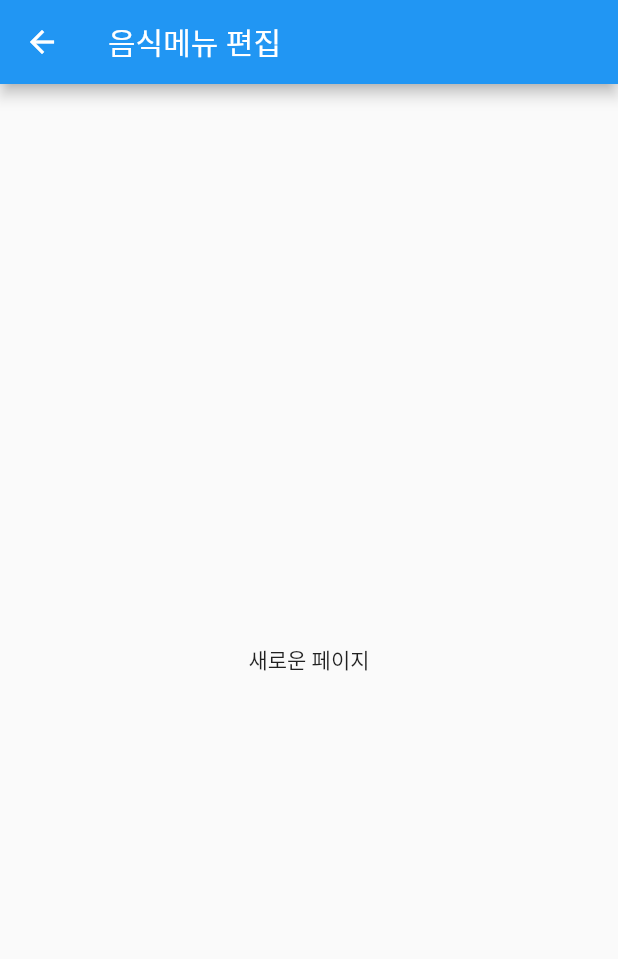
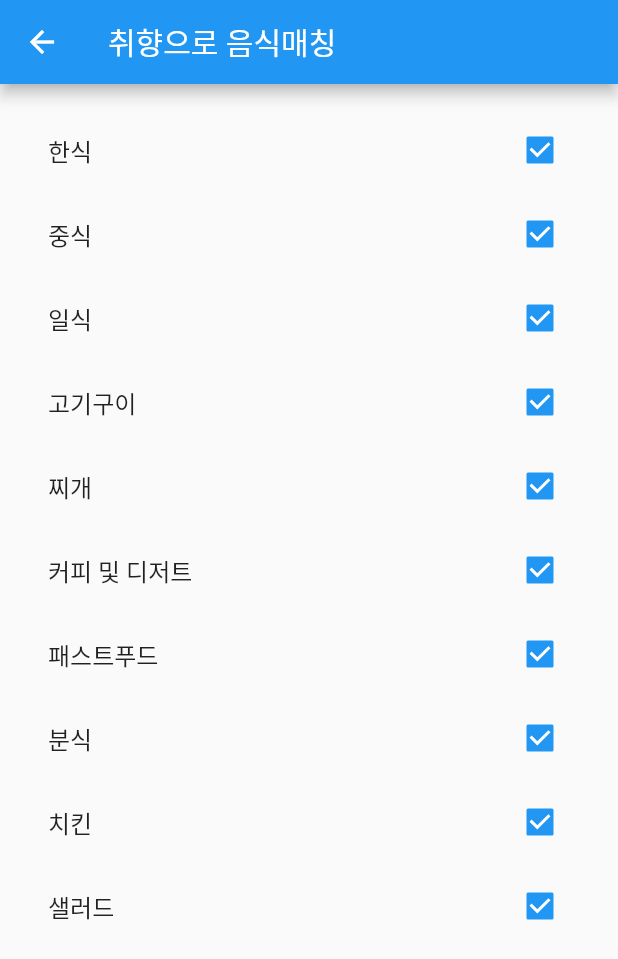
Before and after one commit to KangPuding/ProjectFood, a Flutter app: the ScissorPage screen opened directly, on a phone screen of 412 x 824 dp. Shown: the top 959 px of the screen. Run offline on Flutter 3.47's test engine with Material 2 defaults, Android fonts, the phone set to English and light mode, and no system bars; our stand-ins replace geolocator, google_maps_flutter, shared_preferences; accounts and stored records are empty.

Commit message:
수정 2

```diff
--- /dev/null
+++ b/lib/categories.dart
@@ -0,0 +1,12 @@
+Map<String, bool> categoriesData = {
+  '한식': true,
+  '중식': true,
+  '일식': true,
+  '고기구이': true,
+  '찌개': true,
+  '커피 및 디저트': true,
+  '패스트푸드': true,
+  '분식': true,
+  '치킨': true,
+  '샐러드': true,
+};
--- a/lib/scissor.dart
+++ b/lib/scissor.dart
@@ -1,14 +1,76 @@
 import 'package:flutter/material.dart';
+import 'package:shared_preferences/shared_preferences.dart';
 
-class ScissorPage extends StatelessWidget {
+Map<String, bool> categoriesData = {
+  '한식': true,
+  '중식': true,
+  '일식': true,
+  '고기구이': true,
+  '찌개': true,
+  '커피 및 디저트': true,
+  '패스트푸드': true,
+  '분식': true,
+  '치킨': true,
+  '샐러드': true,
+};
+
+class ScissorPage extends StatefulWidget {
+  @override
+  _ScissorPageState createState() => _ScissorPageState();
+}
+
+class _ScissorPageState extends State<ScissorPage> {
+  late Map<String, bool> categories;
+  late SharedPreferences sharedPreferences;
+
+  @override
+  void initState() {
+    super.initState();
+    initializePreferences();
+  }
+
+  Future<void> initializePreferences() async {
+    sharedPreferences = await SharedPreferences.getInstance();
+    loadCategories();
+  }
+
+  Future<void> loadCategories() async {
+    setState(() {
+      categories = Map.from(categoriesData);
+      categoriesData.forEach((key, value) {
+        if (sharedPreferences.containsKey(key)) {
+          categories[key] = sharedPreferences.getBool(key) ?? false;
+        }
+      });
+    });
+  }
+
+  Future<void> saveCategory(String category, bool value) async {
+    setState(() {
+      categories[category] = value;
+    });
+    await sharedPreferences.setBool(category, value);
+  }
+
   @override
   Widget build(BuildContext context) {
     return Scaffold(
       appBar: AppBar(
-        title: Text('음식메뉴 편집'),
+        title: Text('취향으로 음식매칭'),
       ),
-      body: Center(
-        child: Text('새로운 페이지'),
+      body: ListView(
+        padding: EdgeInsets.all(16),
+        children: categories.keys.map((String category) {
+          return CheckboxListTile(
+            title: Text(category),
+            value: categories[category],
+            onChanged: (bool? value) {
+              if (value != null) {
+                saveCategory(category, value);
+              }
+            },
+          );
+        }).toList(),
       ),
     );
   }
--- a/pubspec.yaml
+++ b/pubspec.yaml
@@ -33,6 +33,7 @@ dependencies:
   google_maps_flutter: ^2.2.0
   geolocator: ^8.0.1
   url_launcher: ^6.0.0
+  shared_preferences: ^2.0.12
 
 
   # The following adds the Cupertino Icons font to your application.
```
Also changed, not shown: lib/random.dart (+6 -6 lines), lib/number1.dart (line endings or trailing spaces), pubspec.lock.
